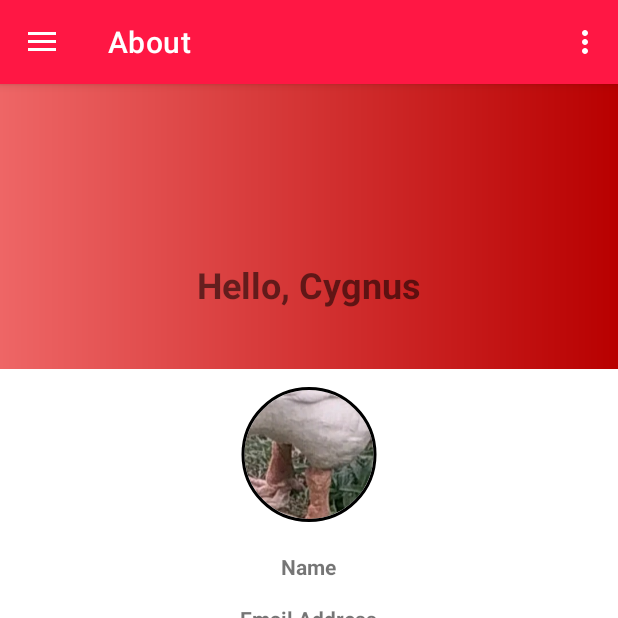
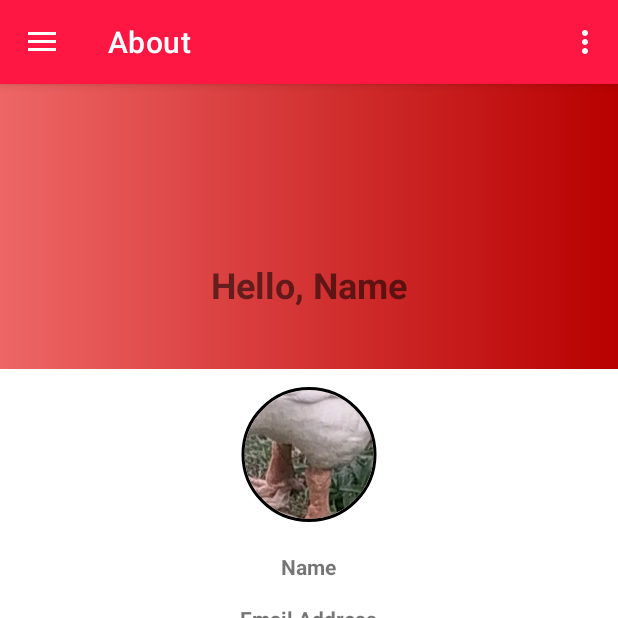
Before and after one commit to abivale/capstone, an Android app: the HomeActivity screen opened directly, with no data from a screen before it, in the side drawer, after a tap on "About", on a phone screen of 412 x 824 dp, the top half of it. Run offline under Robolectric (Android 15) with nearby library versions, the phone set to English and light mode, and no system bars; our stand-ins replace CircleImageView, Firebase (no records; nobody signed in at launch, a user with empty details on screens opened directly), navigation-ui.

Commit message:
Home Activity Adjustment

```diff
--- a/Dfruitz android/app/src/main/res/layout/fragment_about.xml
+++ b/Dfruitz android/app/src/main/res/layout/fragment_about.xml
@@ -37,7 +37,7 @@
             android:layout_height="wrap_content"
             android:layout_gravity="bottom"
             android:layout_marginBottom="20dp"
-            android:text="Hello, Cygnus"
+            android:text="Hello, Name"
             android:textSize="24sp"
             android:textStyle="bold" />
 
--- a/Dfruitz android/app/src/main/res/values/strings.xml
+++ b/Dfruitz android/app/src/main/res/values/strings.xml
@@ -22,7 +22,7 @@
     <string name="title_activity_home">HomeActivity</string>
     <string name="navigation_drawer_open">Open navigation drawer</string>
     <string name="navigation_drawer_close">Close navigation drawer</string>
-    <string name="nav_header_title">Full Name</string>
+    <string name="nav_header_title">DFruitz</string>
     <string name="nav_header_desc">Navigation header</string>
 
     <string name="action_settings">Logout</string>
```
Also changed, not shown: 13 other files.
